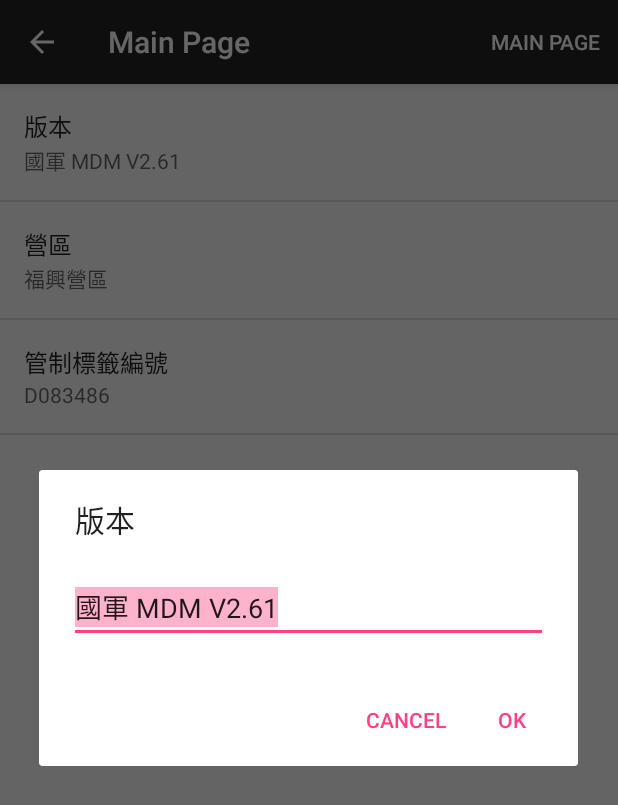
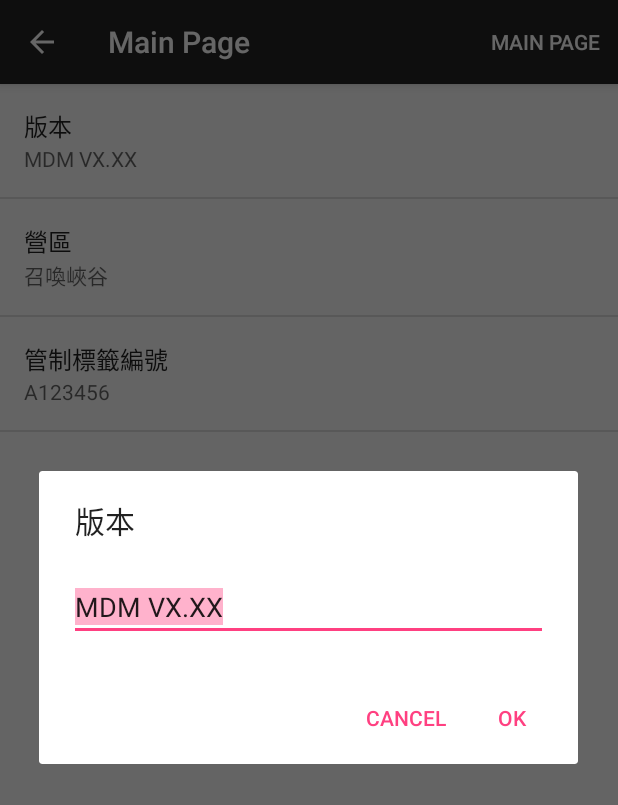
Before and after one commit to leviliangtw/MDM, an Android app: the SettingsActivity screen opened directly, with no data from a screen before it, after a tap on "版本", on a phone screen of 412 x 824 dp. Shown: the top 805 px of the screen. Run offline under Robolectric (Android 15) with nearby library versions, the phone set to English and light mode, and no system bars; 1 other tap on this screen came first.

Commit message:
Modify default settings

```diff
--- a/app/src/main/res/values/strings.xml
+++ b/app/src/main/res/values/strings.xml
@@ -6,12 +6,12 @@
 
     <!-- Strings related to Settings -->
     <string name="pref_header_mdmMainPage">Main Page</string>
-    <string name="default_version">國軍 MDM V2.61</string>
-    <string name="default_barracks">福興營區</string>
-    <string name="default_safetagnum">D083486</string>
+    <string name="default_version">MDM VX.XX</string>
+    <string name="default_barracks">召喚峽谷</string>
+    <string name="default_safetagnum">A123456</string>
 
     <string name="pref_header_mdmAbout">About</string>
-    <string name="default_abouttitle">MDM V2.61: 2017-11-22</string>
+    <string name="default_abouttitle">MDM VX.XX: 2017-11-22</string>
     <string name="default_registeredtime">2017-11-29 15:07:40</string>
     <string name="default_lockedtime">2018-07-04 21:17:39</string>
     <string name="default_unlockedtime">2018-07-04 09:38:11</string>
```
